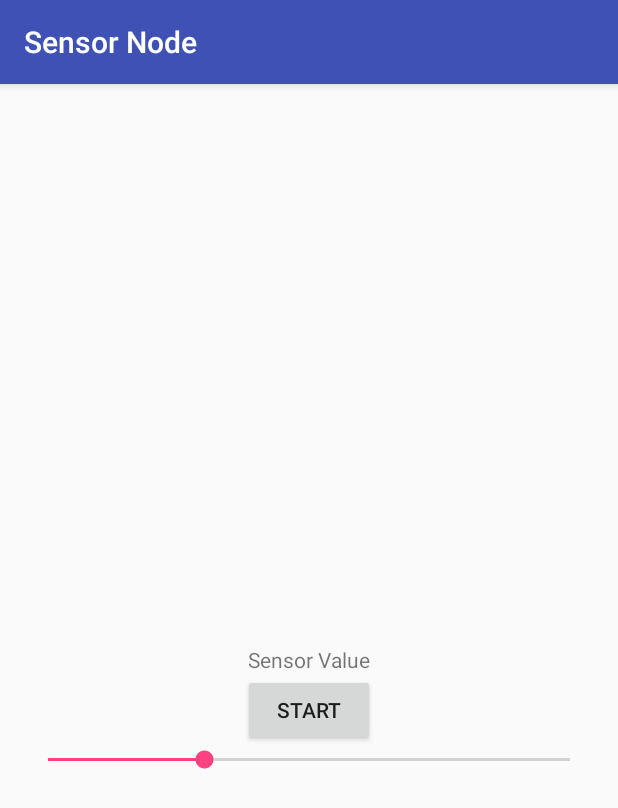
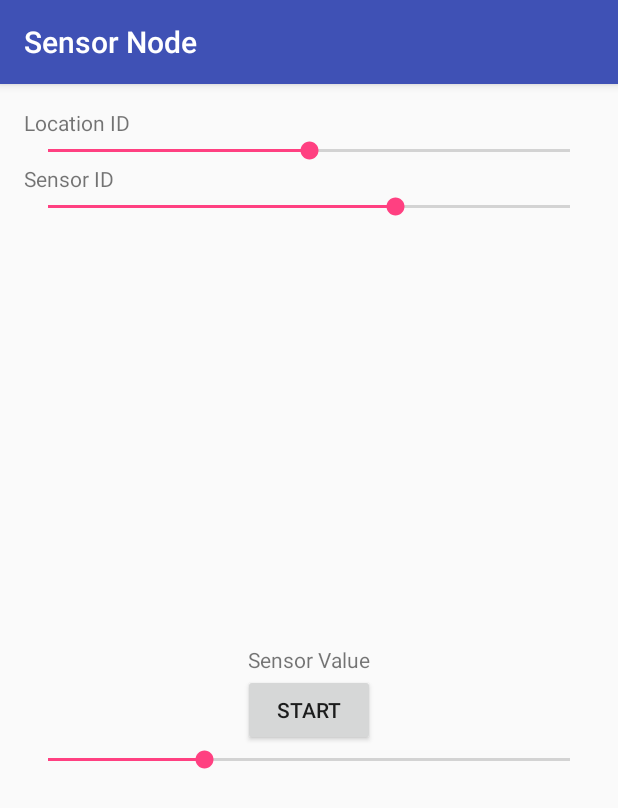
Before and after one commit to rpidanny/landslide-early-warning-system, an Android app: the screen it shows after launch (MainActivity), on a phone screen of 412 x 824 dp. Shown: the top 808 px of the screen. Run offline under Robolectric (Android 15) with nearby library versions, the phone set to English and light mode, and no system bars.

Commit message:
added sensor io at sensor node app and transmitter code for arduino working

```diff
--- a/Android/SensorNode/app/src/main/java/io/github/rpidanny/sensornode/LandSlideSensor.java
+++ b/Android/SensorNode/app/src/main/java/io/github/rpidanny/sensornode/LandSlideSensor.java
@@ -5,10 +5,10 @@ package io.github.rpidanny.sensornode;
  */
 public class LandSlideSensor {
     private double x,y,z,tilt,pan,yaw;
-    private String location;
+    private int location;
     private int humidity;
-
-    LandSlideSensor(double x, double y, double z,double tilt,double pan, double yaw,String location,int humidity){
+    private int sensorID;
+    LandSlideSensor(double x, double y, double z,double tilt,double pan, double yaw,int location,int humidity,int sensorID){
         this.x=x;
         this.y=y;
         this.z=z;
@@ -17,6 +17,7 @@ public class LandSlideSensor {
         this.yaw=yaw;
         this.location = location;
         this.humidity = humidity;
+        this.sensorID = sensorID;
     }
 
     public double getX(){
@@ -38,10 +39,13 @@ public class LandSlideSensor {
     public double getYaw(){
         return this.yaw;
     }
-    public String getLocation(){
+    public int getLocation(){
         return this.location;
     }
     public int getHumidity(){
         return this.humidity;
     }
+    public int getSensorID(){
+        return this.sensorID;
+    }
 }
--- a/Android/SensorNode/app/src/main/java/io/github/rpidanny/sensornode/MainActivity.java
+++ b/Android/SensorNode/app/src/main/java/io/github/rpidanny/sensornode/MainActivity.java
@@ -31,15 +31,14 @@ public class MainActivity extends AppCompatActivity {
     SensorEventListener mEventListener;
     private Button btnStart;
     private TextView txt1;
-    private String location = "Thapathali";
     private String SERVER_URL = "http://192.168.1.35:3000/sensor";
     private String TAG = "MainActivity";
     private Boolean sensorFlag = false;
-    private SeekBar sb;
+    private SeekBar sb,sb1,sb2;
 
     private float[] mValuesAccel       = new float[3];
     private float[] mValuesOrientation = new float[3];
-    private int humidity;
+    private int humidity,sensorID,location;
     @Override
     protected void onCreate(Bundle savedInstanceState) {
         super.onCreate(savedInstanceState);
@@ -53,6 +52,44 @@ public class MainActivity extends AppCompatActivity {
             @Override
             public void onProgressChanged(SeekBar seekBar, int progress, boolean fromUser) {
                 humidity = progress;
+            }
+
+            @Override
+            public void onStartTrackingTouch(SeekBar seekBar) {
+
+            }
+
+            @Override
+            public void onStopTrackingTouch(SeekBar seekBar) {
+
+            }
+        });
+
+        sb1 = (SeekBar) findViewById(R.id.seekBar2);
+        sb1.setProgress(1);
+        sb1.setOnSeekBarChangeListener(new SeekBar.OnSeekBarChangeListener() {
+            @Override
+            public void onProgressChanged(SeekBar seekBar, int progress, boolean fromUser) {
+                location = progress;
+            }
+
+            @Override
+            public void onStartTrackingTouch(SeekBar seekBar) {
+
+            }
+
+            @Override
+            public void onStopTrackingTouch(SeekBar seekBar) {
+
+            }
+        });
+
+        sb2 = (SeekBar) findViewById(R.id.seekBar3);
+        sb2.setProgress(2);
+        sb2.setOnSeekBarChangeListener(new SeekBar.OnSeekBarChangeListener() {
+            @Override
+            public void onProgressChanged(SeekBar seekBar, int progress, boolean fromUser) {
+                sensorID = progress;
             }
 
             @Override
@@ -94,7 +131,7 @@ public class MainActivity extends AppCompatActivity {
                     case Sensor.TYPE_ACCELEROMETER:
                         System.arraycopy(event.values, 0, mValuesAccel, 0, 3);
 
-                        LandSlideSensor s = new LandSlideSensor(mValuesAccel[0],mValuesAccel[0],mValuesAccel[0],mValuesOrientation[0],mValuesOrientation[0],mValuesOrientation[0],location,humidity);
+                        LandSlideSensor s = new LandSlideSensor(mValuesAccel[0],mValuesAccel[0],mValuesAccel[0],mValuesOrientation[0],mValuesOrientation[0],mValuesOrientation[0],location,humidity,sensorID);
                         PostTask myTask = new PostTask();
 
                         myTask.execute(s);
@@ -155,6 +192,8 @@ public class MainActivity extends AppCompatActivity {
                 jsonObject.accumulate("yaw", sensor[0].getYaw());
                 jsonObject.accumulate("location", sensor[0].getLocation());
                 jsonObject.accumulate("humidity", sensor[0].getHumidity());
+                jsonObject.accumulate("sensor_id", sensor[0].getSensorID());
+
 
                 json = jsonObject.toString();
                 final String tempdata = json;
--- a/Android/SensorNode/app/src/main/res/layout/activity_main.xml
+++ b/Android/SensorNode/app/src/main/res/layout/activity_main.xml
@@ -33,4 +33,52 @@
         android:max="100"
         android:layout_centerHorizontal="true"
         android:indeterminate="false" />
+
+    <TextView
+        android:layout_width="wrap_content"
+        android:layout_height="wrap_content"
+        android:textAppearance="?android:attr/textAppearanceSmall"
+        android:text="Location ID"
+        android:id="@+id/textView"
+        android:layout_alignParentTop="true"
+        android:layout_alignParentLeft="true"
+        android:layout_alignParentStart="true" />
+
+    <SeekBar
+        android:layout_width="match_parent"
+        android:layout_height="wrap_content"
+        android:id="@+id/seekBar2"
+        android:layout_below="@+id/textView"
+        android:layout_alignParentLeft="true"
+        android:layout_alignParentStart="true"
+        android:max="2"
+        android:indeterminate="false" />
+
+    <TextView
+        android:layout_width="wrap_content"
+        android:layout_height="wrap_content"
+        android:textAppearance="?android:attr/textAppearanceSmall"
+        android:text="Sensor ID"
+        android:id="@+id/textView2"
+        android:layout_below="@+id/seekBar2"
+        android:layout_alignParentLeft="true"
+        android:layout_alignParentStart="true" />
+
+    <ImageView
+        android:layout_width="wrap_content"
+        android:layout_height="wrap_content"
+        android:id="@+id/imageView"
+        android:layout_alignTop="@+id/textView"
+        android:layout_toLeftOf="@+id/btnStart"
+        android:layout_toStartOf="@+id/btnStart" />
+
+    <SeekBar
+        android:layout_width="match_parent"
+        android:layout_height="wrap_content"
+        android:id="@+id/seekBar3"
+        android:layout_below="@+id/textView2"
+        android:layout_alignParentLeft="true"
+        android:layout_alignParentStart="true"
+        android:max="3"
+        android:indeterminate="false" />
 </RelativeLayout>
```
Also changed, not shown: 1 other file.
